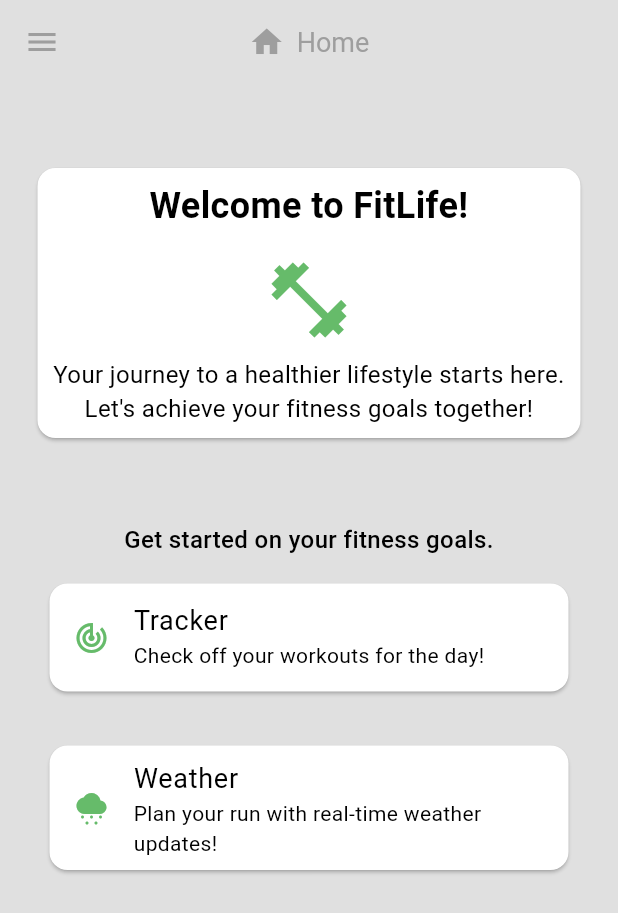
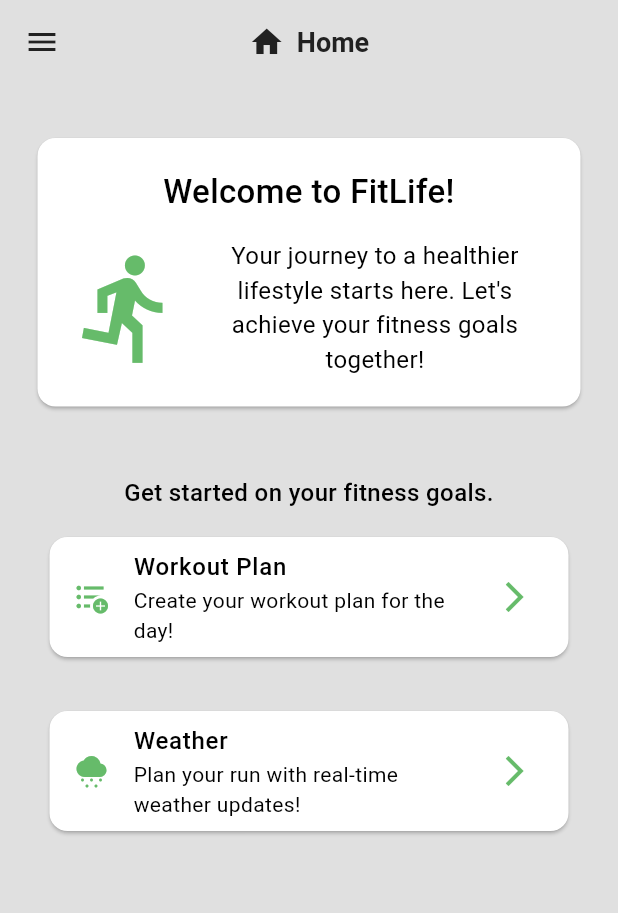
Before and after one commit to SherollK/PlanMyWorkout, a Flutter app: the screen it shows once a user with an empty profile is signed in, on a phone screen of 412 x 824 dp. Shown: the top 913 px of the screen. Run offline on Flutter 3.47's test engine with Material 3 defaults, Android fonts, the phone set to English and light mode, and no system bars; our stand-ins replace cloud_firestore, firebase_auth, firebase_core, google_nav_bar, weather; accounts and stored records are empty.

Commit message:
Home Page UI changes

```diff
--- a/lib/components/main_card.dart
+++ b/lib/components/main_card.dart
@@ -5,30 +5,38 @@ class MainCard extends StatelessWidget {
 
   @override
   Widget build(BuildContext context) {
-    return  Card(
+    return Card(
       margin: const EdgeInsets.symmetric(vertical: 10.0, horizontal: 25.0),
       child: Padding(
-        padding: const EdgeInsets.all(8.0),
+        padding: const EdgeInsets.all(20.0),
         child: Column(
           mainAxisAlignment: MainAxisAlignment.center,
           crossAxisAlignment: CrossAxisAlignment.center,
           children: [
             const Text(
               'Welcome to FitLife!',
-              style: TextStyle(fontSize: 24, fontWeight: FontWeight.bold),
+              style: TextStyle(fontSize: 22, fontWeight: FontWeight.w500),
               textAlign: TextAlign.center,
             ),
             const SizedBox(height: 16),
-            Icon(
-              Icons.fitness_center,
-              size: 60,
-              color: Colors.green.shade400,
-            ),
-            const SizedBox(height: 8),
-            const Text(
-              'Your journey to a healthier lifestyle starts here. Let\'s achieve your fitness goals together!',
-              style: TextStyle(fontSize: 16),
-              textAlign: TextAlign.center,
+            Row(
+              children: [
+                Icon(
+                  Icons.directions_run,
+                  size: 80,
+                  color: Colors.green.shade400,
+                ),
+                const SizedBox(width: 8),
+                const Flexible(
+                  child: Text(
+                    'Your journey to a healthier lifestyle starts here. Let\'s achieve your fitness goals together!',
+                    style: TextStyle(
+                      fontSize: 16,
+                    ),
+                    textAlign: TextAlign.center,
+                  ),
+                ),
+              ],
             ),
           ],
         ),
--- a/lib/components/my_card.dart
+++ b/lib/components/my_card.dart
@@ -22,8 +22,9 @@ class MyCard extends StatelessWidget {
         margin: const EdgeInsets.symmetric(vertical: 10.0, horizontal: 25.0),
         child: ListTile(
           leading: Icon(icon, color: Colors.green.shade400),
-          title: Text(title, style: const TextStyle(fontSize: 18.0)),
+          title: Text(title, style: const TextStyle(fontSize: 16.0, fontWeight: FontWeight.w500)),
           subtitle: Text(subtitle),
+            trailing: Icon(Icons.arrow_forward_ios, color: Colors.green.shade400),
           onTap: () {
             Navigator.push(
               context,
--- a/lib/pages/home_page.dart
+++ b/lib/pages/home_page.dart
@@ -1,4 +1,5 @@
 import 'package:flutter/material.dart';
+import 'package:flutter/widgets.dart';
 import 'package:flutter_application/components/main_card.dart';
 import 'package:flutter_application/components/my_card.dart';
 import 'package:flutter_application/components/my_drawer.dart';
@@ -15,28 +16,31 @@ class HomePage extends StatelessWidget{
       backgroundColor: Theme.of(context).colorScheme.background,
       appBar: AppBar(
         titleTextStyle: TextStyle(
-            fontSize: 18, color: Theme.of(context).colorScheme.primary),
-        title: Row(
+            fontSize: 18.0,
+            color: Theme.of(context).colorScheme.inversePrimary,
+            fontWeight: FontWeight.w600,
+        ),
+
+        title: const Row(
           mainAxisSize: MainAxisSize
               .min,
           children: [
-            Icon(Icons.home,
-                color: Theme.of(context).colorScheme.primary),
-            const SizedBox(width: 8),
-            const Text("Home"),
+            Icon(Icons.home),
+            SizedBox(width: 8),
+            Text("Home"),
           ],
         ),
         backgroundColor: Colors.transparent,
         elevation: 0,
-        foregroundColor: Theme.of(context).colorScheme.primary,
+        foregroundColor: Theme.of(context).colorScheme.inversePrimary,
         centerTitle: true,
       ),
       drawer: const MyDrawer(),
       body: ListView(
         children: const [
-          SizedBox(height: 46),
+          SizedBox(height: 26),
           MainCard(),
-          SizedBox(height: 46),
+          SizedBox(height: 36),
           Padding(
             padding: EdgeInsets.symmetric(horizontal: 20.0),
             child: Text(
@@ -49,9 +53,9 @@ class HomePage extends StatelessWidget{
             ),
           ),
           MyCard(
-            title: 'Tracker',
-            subtitle: 'Check off your workouts for the day!',
-            icon: Icons.track_changes,
+            title: 'Workout Plan',
+            subtitle: 'Create your workout plan for the day!',
+            icon: Icons.format_list_bulleted_add,
             navigateTo: TrackerPage(),
           ),
           MyCard(
```
